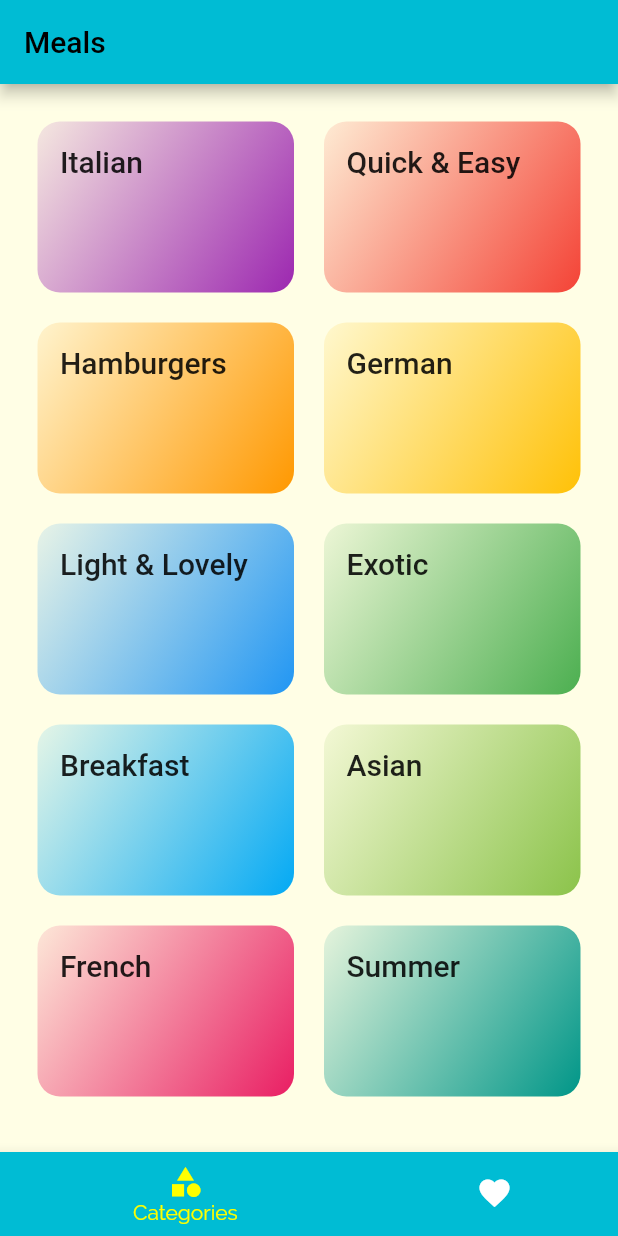
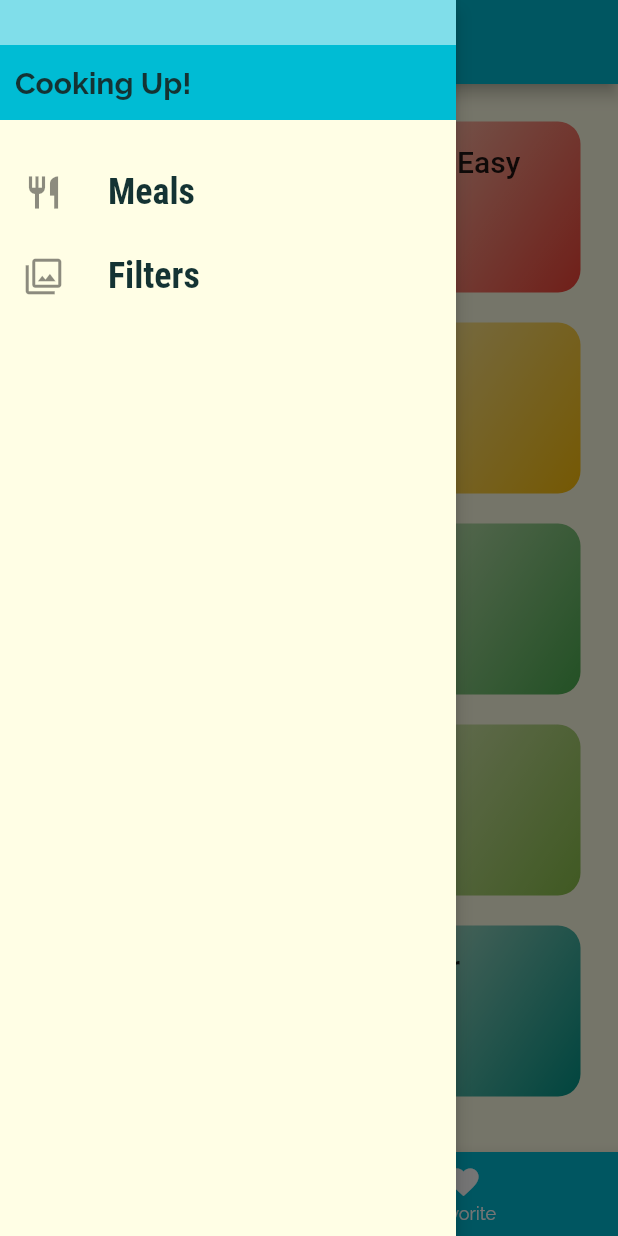
Before and after one commit to abhijit-bora/meals_app, a Flutter app: the screen it shows after launch, with the side drawer open (before the commit the screen has no drawer), on a phone screen of 412 x 824 dp. Run offline on Flutter 3.47's test engine with Material 2 defaults, Android fonts, the phone set to English and light mode, and no system bars.

Commit message:
filters added

```diff
--- a/lib/main.dart
+++ b/lib/main.dart
@@ -1,11 +1,49 @@
 import 'package:flutter/material.dart';
+import '/dummy_data.dart';
+import '/models/meal.dart';
+import '/screens/filters_screen.dart';
 import './screens/meal_detail_screen.dart';
 import './screens/tabs_screen.dart';
 import './screens/category_meals_screen.dart';
 
 void main() => runApp(MyApp());
 
-class MyApp extends StatelessWidget {
+class MyApp extends StatefulWidget {
+  @override
+  State<MyApp> createState() => _MyAppState();
+}
+
+class _MyAppState extends State<MyApp> {
+  Map<String, bool> _filters = {
+    'gluten': false,
+    'lactose': false,
+    'vegan': false,
+    'vegetarian': false,
+  };
+  List<Meal> _availableMeals = DUMMY_MEALS;
+
+  void _setFilters(Map<String, bool> filterData) {
+    setState(() {
+      _filters = filterData;
+
+      _availableMeals = DUMMY_MEALS.where((meal) {
+        if (_filters['gluten'] && !meal.isGlutenFree) {
+          return false;
+        }
+        if (_filters['lactose'] && !meal.isLactoseFree) {
+          return false;
+        }
+        if (_filters['vegan'] && !meal.isVegan) {
+          return false;
+        }
+        if (_filters['vegetarian'] && !meal.isVegetarian) {
+          return false;
+        }
+        return true;
+      }).toList();
+    });
+  }
+
   @override
   Widget build(BuildContext context) {
     return MaterialApp(
@@ -32,8 +70,10 @@ class MyApp extends StatelessWidget {
       initialRoute: '/', // default is '/'
       routes: {
         '/': (ctx) => TabScreen(),
-        CategoryMealsScreen.routeName: (ctx) => CategoryMealsScreen(),
+        CategoryMealsScreen.routeName: (ctx) =>
+            CategoryMealsScreen(_availableMeals),
         MealDetailScreen.routeName: (ctx) => MealDetailScreen(),
+        FilterScreen.routeName: (ctx) => FilterScreen(_filters, _setFilters),
       },
     );
   }
--- a/lib/screens/tabs_screen.dart
+++ b/lib/screens/tabs_screen.dart
@@ -1,6 +1,8 @@
+import 'package:flutter/cupertino.dart';
 import 'package:flutter/material.dart';
-import 'package:meal_app/screens/categories_screen.dart';
-import 'package:meal_app/screens/favorites_screen.dart';
+import './categories_screen.dart';
+import './favorites_screen.dart';
+import '../widgets/main_drawer.dart';
 
 class TabScreen extends StatefulWidget {
   @override
@@ -28,6 +30,7 @@ class _TabScreenState extends State<TabScreen> {
         appBar: AppBar(
           title: Text('Meals'),
         ),
+        drawer: MainDrawer(),
         body: _pages[_seletPageIndex],
         bottomNavigationBar: BottomNavigationBar(
           onTap: _selectPage,
@@ -35,7 +38,7 @@ class _TabScreenState extends State<TabScreen> {
           unselectedItemColor: Colors.white,
           selectedItemColor: Theme.of(context).accentColor,
           currentIndex: _seletPageIndex,
-            type: BottomNavigationBarType.shifting,
+          type: BottomNavigationBarType.fixed,
           items: [
             BottomNavigationBarItem(
               backgroundColor: Theme.of(context).primaryColor,
@@ -43,11 +46,13 @@ class _TabScreenState extends State<TabScreen> {
               title: Text('Categories'),
             ),
             BottomNavigationBarItem(
+              backgroundColor: Theme.of(context).primaryColor,
               icon: Icon(Icons.favorite),
               title: Text('Favorite'),
             ),
           ],
         ),
-        ));
+      ),
+    );
   }
 }
--- /dev/null
+++ b/lib/widgets/main_drawer.dart
@@ -0,0 +1,71 @@
+import 'package:flutter/material.dart';
+import '../screens/filters_screen.dart';
+
+class MainDrawer extends StatelessWidget {
+  Widget buildListTile(String title, IconData icon, Function tapHandler) {
+    return ListTile(
+      leading: Icon(
+        icon,
+        size: 26,
+      ),
+      title: Text(
+        title,
+        style: TextStyle(
+          fontFamily: 'RobotoCondensed',
+          fontSize: 24,
+          fontWeight: FontWeight.w700,
+        ),
+      ),
+      onTap: () {
+        tapHandler();
+      },
+    );
+  }
+
+  @override
+  Widget build(BuildContext context) {
+    return Drawer(
+      elevation: 5,
+      child: Column(
+        children: <Widget>[
+          Container(
+            height: 30,
+            color: Theme.of(context).backgroundColor,
+          ),
+          Container(
+            color: Theme.of(context).primaryColor,
+            height: 50,
+            width: double.infinity,
+            padding: EdgeInsets.all(10),
+            alignment: Alignment.centerLeft,
+            child: Text(
+              'Cooking Up!',
+              style: TextStyle(
+                fontWeight: FontWeight.w700,
+                fontSize: 20,
+              ),
+            ),
+          ),
+          SizedBox(
+            height: 20,
+          ),
+          buildListTile(
+            'Meals',
+            Icons.restaurant,
+            () {
+              Navigator.of(context).pushReplacementNamed('/');
+            },
+          ),
+          buildListTile(
+            'Filters',
+            Icons.filter,
+            () {
+              Navigator.of(context)
+                  .pushReplacementNamed(FilterScreen.routeName);
+            },
+          ),
+        ],
+      ),
+    );
+  }
+}
```
Also changed, not shown: lib/screens/category_meals_screen.dart (+5 -3 lines), lib/screens/filters_screen.dart (added, +107 -0 lines). Lines whose indentation alone changed are shown as unchanged.
